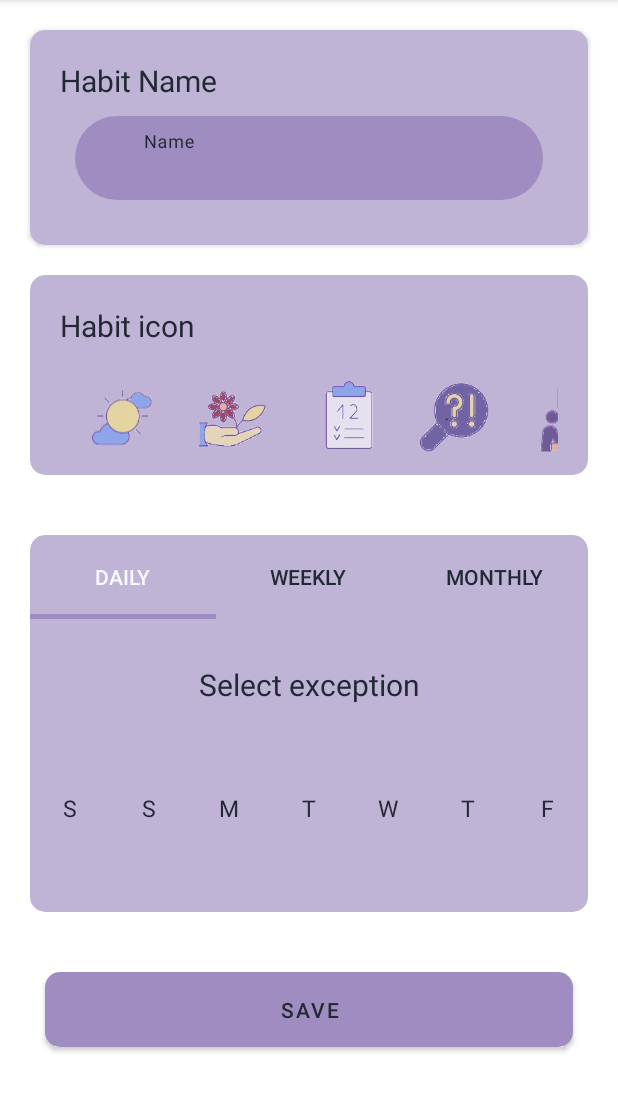
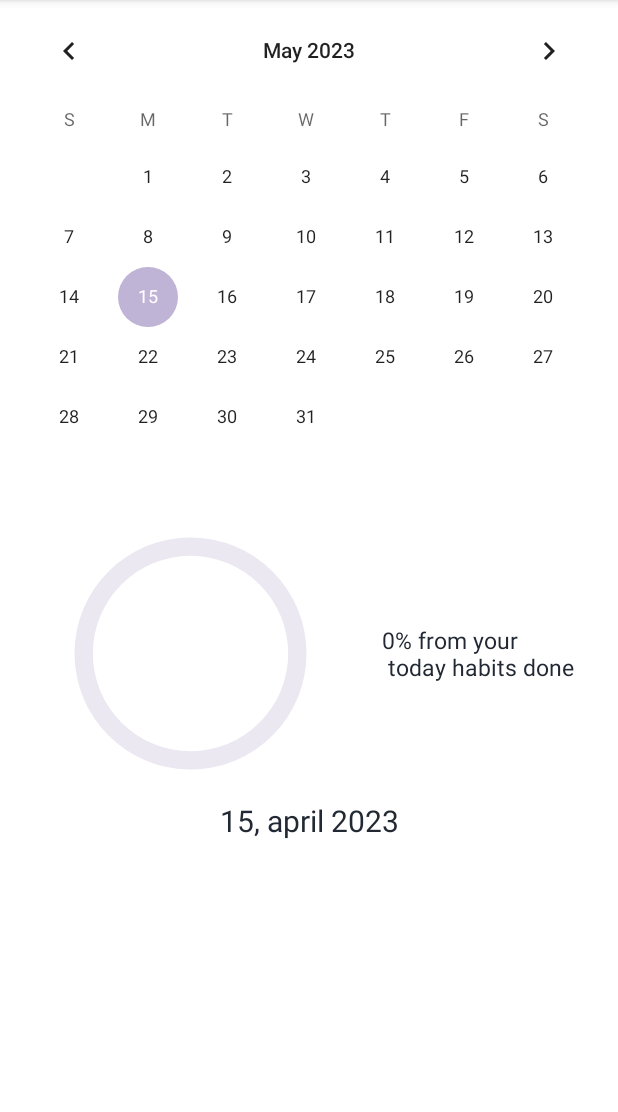
Before and after one commit to maryam2070/Habit_Tracker_Application, an Android app: the screen it shows after launch (MainActivity), on a phone screen of 412 x 824 dp, the part 84-1196 px from its top. Run offline under Robolectric (Android 15) with nearby library versions, the phone set to English and light mode, and no system bars; our stand-ins replace Firebase (no records; nobody signed in at launch, a user with empty details on screens opened directly), sdp/ssp sizes; 1 statement that could not run was skipped.

Commit message:
CalenderHistoryFragment design & data

```diff
--- a/app/src/main/java/com/example/habittrackerapplication/common/DateAndTimeUtility.kt
+++ b/app/src/main/java/com/example/habittrackerapplication/common/DateAndTimeUtility.kt
@@ -4,17 +4,14 @@ import java.text.SimpleDateFormat
 import java.util.*
 
 
-fun getDayName(): String {
-    val calendar = Calendar.getInstance()
+fun getDayName(calendar: Calendar): String {
     val date = calendar.time
     return SimpleDateFormat("EEEE", Locale.ENGLISH).format(date.time)
 }
-fun getNumberOfDayInMonth(): Int {
-    val cal = Calendar.getInstance()
-    return cal[Calendar.DAY_OF_MONTH]
+fun getNumberOfDayInMonth(calendar: Calendar): Int {
+    return calendar[Calendar.DAY_OF_MONTH]
 }
-fun getFormattedDate(): String {
-    var calendar = Calendar.getInstance()
+fun getFormattedDate(calendar: Calendar): String {
     val inFormat = SimpleDateFormat("dd-MM-yyyy")
     val formatter = SimpleDateFormat("dd-MM-yyyy")
     val date: Date = inFormat.parse(formatter.format(calendar.time))
--- a/app/src/main/java/com/example/habittrackerapplication/models/Habit.kt
+++ b/app/src/main/java/com/example/habittrackerapplication/models/Habit.kt
@@ -1,6 +1,7 @@
 package com.example.habittrackerapplication.models
 
 import java.util.ArrayList
+import java.util.Calendar
 import java.util.HashMap
 
 //@Parcelize
@@ -8,13 +9,14 @@ data class Habit(
     var id: String?="",
     var name:String?="",
     var days:Int?=0,
-    var completedDays: ArrayList<String> = ArrayList<String>(),
+    var completedDays: ArrayList<String> = arrayListOf(""),
     var iconPosition: Int=1,
     var isChecked:Boolean=false,
     var dayOfWeek:String?="Saturday",
     var listOfDays: ArrayList<String> = ArrayList<String>(),
     var dayOfMonth:Int?=1,
-    var type:String="daily_habit")
+    var type:String="daily_habit",
+    var timeOfAdding:Long=Calendar.getInstance().timeInMillis)
 
 data class HabitDTO(
     var id: String?="",
@@ -40,5 +42,6 @@ fun habitDtoToHabit(taskObj: HashMap<*, *>): Habit {
     habit.name= taskObj ["name"].toString()
     habit.type= taskObj ["type"].toString()
     habit.listOfDays= taskObj ["listOfDays"] as java.util.ArrayList<String>
+    habit.timeOfAdding=taskObj["timeOfAdding"].toString().toLong()
     return habit
 }
--- a/app/src/main/java/com/example/habittrackerapplication/repositories/FirebaseRealTimeDatabaseRepo.kt
+++ b/app/src/main/java/com/example/habittrackerapplication/repositories/FirebaseRealTimeDatabaseRepo.kt
@@ -121,4 +121,21 @@ class FirebaseRealTimeDatabaseRepo(val db:FirebaseDatabase) {
 
         awaitClose()
     }
+
+    fun getTimeOfRegistration(userId:String):Flow<Resource<String>> = callbackFlow {
+        trySend(Resource.Loading())
+        db.reference.child("accounts")
+            .child(userId)
+            .child("time_of_registration").get().addOnCompleteListener {
+                if(it.isSuccessful){
+                        Log.d("FirebaseRealTimeDatabaseRepo", "success ${it.result.value}")
+                    trySend(Resource.Success(it.result.value.toString()))
+                }else{
+                    Log.d("FirebaseRealTimeDatabaseRepo", "Faild")
+                    trySend(Resource.Error(it.exception!!.message!!))
+                }
+            }
+
+        awaitClose()
+    }
 }
--- /dev/null
+++ b/app/src/main/java/com/example/habittrackerapplication/ui/fragments/CalenderHistoryFragment.kt
@@ -0,0 +1,167 @@
+package com.example.habittrackerapplication.ui.fragments
+
+import android.os.Bundle
+import android.util.Log
+import androidx.fragment.app.Fragment
+import android.view.LayoutInflater
+import android.view.View
+import android.view.ViewGroup
+import android.widget.CalendarView
+import androidx.lifecycle.ViewModelProvider
+import androidx.recyclerview.widget.LinearLayoutManager
+import com.example.habittrackerapplication.R
+import com.example.habittrackerapplication.common.Resource
+import com.example.habittrackerapplication.common.getDayName
+import com.example.habittrackerapplication.common.getFormattedDate
+import com.example.habittrackerapplication.common.getNumberOfDayInMonth
+import com.example.habittrackerapplication.databinding.FragmentCalenderHistoryBinding
+import com.example.habittrackerapplication.models.Habit
+import com.example.habittrackerapplication.repositories.FirebaseRealTimeDatabaseRepo
+import com.example.habittrackerapplication.ui.adapters.HabitAdapter
+import com.example.habittrackerapplication.viewmodels.CalenderHistoryFragmentViewModel
+import com.example.habittrackerapplication.viewmodels.HomeFragmentViewModel
+import com.google.firebase.database.FirebaseDatabase
+import kotlinx.coroutines.CoroutineScope
+import kotlinx.coroutines.Dispatchers
+import kotlinx.coroutines.cancel
+import kotlinx.coroutines.launch
+import java.time.Month
+import java.util.*
+import kotlin.collections.ArrayList
+
+// TODO: Rename parameter arguments, choose names that match
+// the fragment initialization parameters, e.g. ARG_ITEM_NUMBER
+private const val ARG_PARAM1 = "param1"
+private const val ARG_PARAM2 = "param2"
+
+/**
+ * A simple [Fragment] subclass.
+ * Use the [CalenderHistoryFragment.newInstance] factory method to
+ * create an instance of this fragment.
+ */
+class CalenderHistoryFragment : Fragment() {
+
+
+    lateinit var binding: FragmentCalenderHistoryBinding
+
+    val dbRepo=FirebaseRealTimeDatabaseRepo(FirebaseDatabase.getInstance())
+    val viewModel: CalenderHistoryFragmentViewModel by lazy {
+        ViewModelProvider(this, CalenderHistoryFragmentViewModel.CalenderHistoryFragmentViewModelFactory(dbRepo)).get(
+            CalenderHistoryFragmentViewModel::class.java)
+    }
+
+    var habits=kotlin.collections.ArrayList<Habit>()
+    override fun onCreateView(
+        inflater: LayoutInflater, container: ViewGroup?,
+        savedInstanceState: Bundle?
+    ): View? {
+        binding= FragmentCalenderHistoryBinding.inflate(layoutInflater,container,false)
+
+        viewModel.getAllHabits("EsH7YeqlzKTAnFjOjYGK6AUlTuG2")
+        viewModel.getTimeOfRegistration("EsH7YeqlzKTAnFjOjYGK6AUlTuG2")
+
+
+        CoroutineScope(Dispatchers.IO).launch {
+            viewModel.habits.collect {
+                when (it) {
+                    is Resource.Error ->
+                        Log.d("HomeFragment", "error ${it}")
+                    is Resource.Loading ->
+                        Log.d("HomeFragment", "Loading ${it}")
+                    is Resource.Success -> {
+                        cancel()
+                        habits=it.data!!
+                        val calendar=Calendar.getInstance()
+                        CoroutineScope(Dispatchers.Main).launch {
+                            binding.titleTv.text=getDateString(calendar[Calendar.YEAR],calendar[Calendar.MONTH],calendar[Calendar.DAY_OF_MONTH])
+                        }
+                        updateUi(it.data!!, getFormattedDate(calendar),getNumberOfDayInMonth(calendar),getDayName(calendar),calendar.timeInMillis)
+                        Log.d("HomeFragment", "success ${it.data}")
+                    }
+                }
+            }
+        }
+
+        CoroutineScope(Dispatchers.IO).launch {
+            viewModel.timeOfRegistration.collect {
+                when (it) {
+                    is Resource.Error ->
+                        Log.d("HomeFragment", "error ${it}")
+                    is Resource.Loading ->
+                        Log.d("HomeFragment", "Loading ${it}")
+                    is Resource.Success -> {
+                        CoroutineScope(Dispatchers.Main).launch {
+                            binding.calendarCv.minDate=it.data.toString().toLong()
+                        }
+                        Log.d("HomeFragment", "success ${it.data}")
+                    }
+                }
+            }
+        }
+        binding.calendarCv.setOnDateChangeListener(
+            CalendarView.OnDateChangeListener { view, year, month, dayOfMonth ->
+
+                val calendar= Calendar.getInstance()
+                calendar.set(Calendar.YEAR,year)
+                calendar.set(Calendar.MONTH,month)
+                calendar.set(Calendar.DAY_OF_MONTH,dayOfMonth)
+
+
+                updateUi(habits, getFormattedDate(calendar),dayOfMonth,getDayName(calendar),calendar.timeInMillis)
+                binding.titleTv.setText("All habits in ${getDateString(year,month+1,dayOfMonth)}")
+
+            })
+
+        return binding.root
+    }
+
+    private fun updateUi(list: ArrayList<Habit>,selectedDay:String,dayOfMonth: Int,dayName:String,timeInMillis:Long) {
+        CoroutineScope(Dispatchers.Main).launch {
+            var completed = 0
+            val todayList=ArrayList<Habit>()
+            for (i in 0 until list.size) {
+                if (list.get(i).completedDays.contains(selectedDay)) {
+                    list.get(i).isChecked = true
+                    completed = completed + 1
+                }
+
+                if((list.get(i).dayOfMonth!!.equals(dayOfMonth)||list.get(i).dayOfWeek.equals(
+                        dayName
+                    )||list.get(i).listOfDays.contains(
+                        dayName
+                    )) && list.get(i).timeOfAdding<=timeInMillis)
+                    todayList.add(list.get(i))
+            }
+            if (todayList.size == 0) {
+                binding.circularPb.progress = 0
+                binding.progressTv.text = "0% from your\n today habits done"
+            } else {
+                binding.circularPb.progress = (completed * 100 / list.size * 100) / 100
+                binding.progressTv.text =
+                    "${(completed * 100 / list.size * 100) / 100}% from your\n today habits done"
+            }
+            binding.habitsRv.adapter = HabitAdapter(requireContext(), todayList)
+            binding.habitsRv.layoutManager = LinearLayoutManager(context)
+
+        }
+    }
+
+    private fun getDateString(year: Int, month: Int, dayOfMonth: Int): String {
+        var m=""
+        when(month){
+            1->m="january"
+            2->m="february"
+            3->m="march"
+            4->m="april"
+            5->m="May"
+            6->m="June"
+            7->m="July"
+            8->m="August"
+            9->m="September"
+            10->m="October"
+            11->m="November"
+            12->m="December"
+        }
+        return "$dayOfMonth, $m $year"
+    }
+}
--- a/app/src/main/java/com/example/habittrackerapplication/ui/fragments/HomeFragment.kt
+++ b/app/src/main/java/com/example/habittrackerapplication/ui/fragments/HomeFragment.kt
@@ -25,6 +25,8 @@ import com.google.firebase.database.FirebaseDatabase
 import kotlinx.coroutines.*
 import kotlinx.coroutines.flow.collect
 import java.time.DayOfWeek
+import java.util.*
+import kotlin.collections.ArrayList
 
 // TODO: Rename parameter arguments, choose names that match
 // the fragment initialization parameters, e.g. ARG_ITEM_NUMBER
@@ -83,15 +85,15 @@ class HomeFragment : Fragment() {
         CoroutineScope(Dispatchers.Main).launch {
             var completed = 0
             val todayList=ArrayList<Habit>()
-            val curDay = getFormattedDate()
+            val curDay = getFormattedDate(Calendar.getInstance())
             for (i in 0 until list.size) {
                 if (list.get(i).completedDays.contains(curDay)) {
                     list.get(i).isChecked = true
                     completed = completed + 1
                 }
 
-                if(list.get(i).dayOfMonth!!.equals(getNumberOfDayInMonth())||list.get(i).dayOfWeek.equals(getDayName())||list.get(i).listOfDays.contains(
-                        getDayName()
+                if(list.get(i).dayOfMonth!!.equals(getNumberOfDayInMonth(Calendar.getInstance()))||list.get(i).dayOfWeek.equals(getDayName(Calendar.getInstance()))||list.get(i).listOfDays.contains(
+                        getDayName(Calendar.getInstance())
                     ))
                     todayList.add(list.get(i))
             }
--- /dev/null
+++ b/app/src/main/java/com/example/habittrackerapplication/viewmodels/CalenderHistoryFragmentViewModel.kt
@@ -0,0 +1,72 @@
+package com.example.habittrackerapplication.viewmodels
+
+import android.util.Log
+import androidx.lifecycle.ViewModel
+import androidx.lifecycle.ViewModelProvider
+import androidx.lifecycle.viewModelScope
+import com.example.habittrackerapplication.common.Resource
+import com.example.habittrackerapplication.models.Habit
+import com.example.habittrackerapplication.repositories.FirebaseRealTimeDatabaseRepo
+import kotlinx.coroutines.flow.MutableStateFlow
+import kotlinx.coroutines.launch
+
+class CalenderHistoryFragmentViewModel (private val databaseRepo: FirebaseRealTimeDatabaseRepo
+): ViewModel() {
+
+
+    private val _habits = MutableStateFlow<Resource<ArrayList<Habit>>>(Resource.Loading())
+    val habits: MutableStateFlow<Resource<ArrayList<Habit>>>
+        get() = _habits
+
+
+    private val _timeOfRegistration = MutableStateFlow<Resource<String>>(Resource.Loading())
+    val timeOfRegistration: MutableStateFlow<Resource<String>>
+        get() = _timeOfRegistration
+
+
+    fun getAllHabits(userId:String) = viewModelScope.launch {
+        databaseRepo.getAllHabits(userId).collect{
+            when(it)
+            {
+                is Resource.Error ->
+                    Log.d("HomeFragmentViewModel", "error ${it}")
+                is Resource.Loading ->
+                    Log.d("HomeFragmentViewModel", "Loading ${it}")
+                is Resource.Success ->{
+                    _habits.value=it
+                    Log.d("HomeFragmentViewModel", "success ${it.data}")
+
+                }
+            }
+        }
+    }
+
+    fun getTimeOfRegistration(userId:String) = viewModelScope.launch {
+        databaseRepo.getTimeOfRegistration(userId).collect{
+            when(it)
+            {
+                is Resource.Error ->
+                    Log.d("HomeFragmentViewModel", "error ${it}")
+                is Resource.Loading ->
+                    Log.d("HomeFragmentViewModel", "Loading ${it}")
+                is Resource.Success ->{
+                    _timeOfRegistration.value=it
+                    Log.d("HomeFragmentViewModel", "success ${it.data}")
+
+                }
+            }
+        }
+    }
+
+    class CalenderHistoryFragmentViewModelFactory(
+        private val databaseRepo: FirebaseRealTimeDatabaseRepo
+    ) : ViewModelProvider.Factory {
+        override fun <T : ViewModel> create(modelClass: Class<T>): T {
+            if (modelClass.isAssignableFrom(CalenderHistoryFragmentViewModel::class.java)) {
+                @Suppress("UNCHECKED_CAST")
+                return CalenderHistoryFragmentViewModel(databaseRepo) as T
+            }
+            throw IllegalArgumentException("Unable to construct view model")
+        }
+    }
+}
--- /dev/null
+++ b/app/src/main/res/layout/fragment_calender_history.xml
@@ -0,0 +1,71 @@
+<?xml version="1.0" encoding="utf-8"?>
+<androidx.core.widget.NestedScrollView
+    xmlns:android="http://schemas.android.com/apk/res/android"
+    xmlns:app="http://schemas.android.com/apk/res-auto"
+    xmlns:tools="http://schemas.android.com/tools"
+    android:layout_width="match_parent"
+    android:layout_height="match_parent"
+    tools:context=".ui.fragments.CalenderHistoryFragment">
+
+    <androidx.constraintlayout.widget.ConstraintLayout
+        android:layout_width="match_parent"
+        android:layout_height="match_parent">
+
+    <CalendarView
+        android:id="@+id/calendar_cv"
+        android:layout_width="match_parent"
+        android:layout_height="wrap_content"
+        app:layout_constraintBottom_toTopOf="@+id/circular_pb"
+        app:layout_constraintTop_toTopOf="parent" />
+
+
+    <ProgressBar
+        android:id="@+id/circular_pb"
+        style="@style/CircularDeterminateProgressBar"
+        android:layout_width="@dimen/_150sdp"
+        android:layout_height="@dimen/_150sdp"
+        android:indeterminate="false"
+        android:indeterminateOnly="false"
+        android:progress="10"
+        android:progressDrawable="@drawable/circle"
+        android:rotation="0"
+        app:layout_constraintBottom_toTopOf="@+id/title_tv"
+        app:layout_constraintEnd_toStartOf="@+id/progress_tv"
+        app:layout_constraintHorizontal_bias="0.5"
+        app:layout_constraintStart_toStartOf="parent"
+        app:layout_constraintTop_toBottomOf="@+id/calendar_cv"
+        tools:progress="0" />
+
+    <TextView
+        android:id="@+id/progress_tv"
+        android:layout_width="wrap_content"
+        android:layout_height="wrap_content"
+        android:layout_alignParentTop="true"
+        android:layout_toEndOf="@+id/circular_pb"
+        android:textSize="15sp"
+        app:layout_constraintBottom_toBottomOf="@+id/circular_pb"
+        app:layout_constraintEnd_toEndOf="parent"
+        app:layout_constraintHorizontal_bias="0.5"
+        app:layout_constraintStart_toEndOf="@+id/circular_pb"
+        app:layout_constraintTop_toTopOf="@+id/circular_pb" />
+
+    <TextView
+        android:id="@+id/title_tv"
+        android:layout_width="wrap_content"
+        android:layout_height="wrap_content"
+        android:textSize="20dp"
+        app:layout_constraintBottom_toTopOf="@+id/habits_rv"
+        app:layout_constraintEnd_toEndOf="parent"
+        app:layout_constraintStart_toStartOf="parent"
+        app:layout_constraintTop_toBottomOf="@+id/circular_pb" />
+
+    <androidx.recyclerview.widget.RecyclerView
+        android:id="@+id/habits_rv"
+        android:layout_width="match_parent"
+        android:layout_height="wrap_content"
+        android:nestedScrollingEnabled="false"
+        app:layout_constraintBottom_toBottomOf="parent"
+        app:layout_constraintTop_toBottomOf="@+id/title_tv" />
+
+</androidx.constraintlayout.widget.ConstraintLayout>
+</androidx.core.widget.NestedScrollView>
--- a/app/src/main/res/navigation/navigation.xml
+++ b/app/src/main/res/navigation/navigation.xml
@@ -3,7 +3,7 @@
     xmlns:app="http://schemas.android.com/apk/res-auto"
     xmlns:tools="http://schemas.android.com/tools"
     android:id="@+id/navigation"
-    app:startDestination="@id/addNewHabitFragment">
+    app:startDestination="@id/calenderHistoryFragment">
 
     <fragment
         android:id="@+id/splashFragment"
@@ -33,4 +33,9 @@
         android:name="com.example.habittrackerapplication.ui.fragments.AddNewHabitFragment"
         android:label="fragment_add_new_habit"
         tools:layout="@layout/fragment_add_new_habit" />
+    <fragment
+        android:id="@+id/calenderHistoryFragment"
+        android:name="com.example.habittrackerapplication.ui.fragments.CalenderHistoryFragment"
+        android:label="fragment_calender_history"
+        tools:layout="@layout/fragment_calender_history" />
 </navigation>
```
